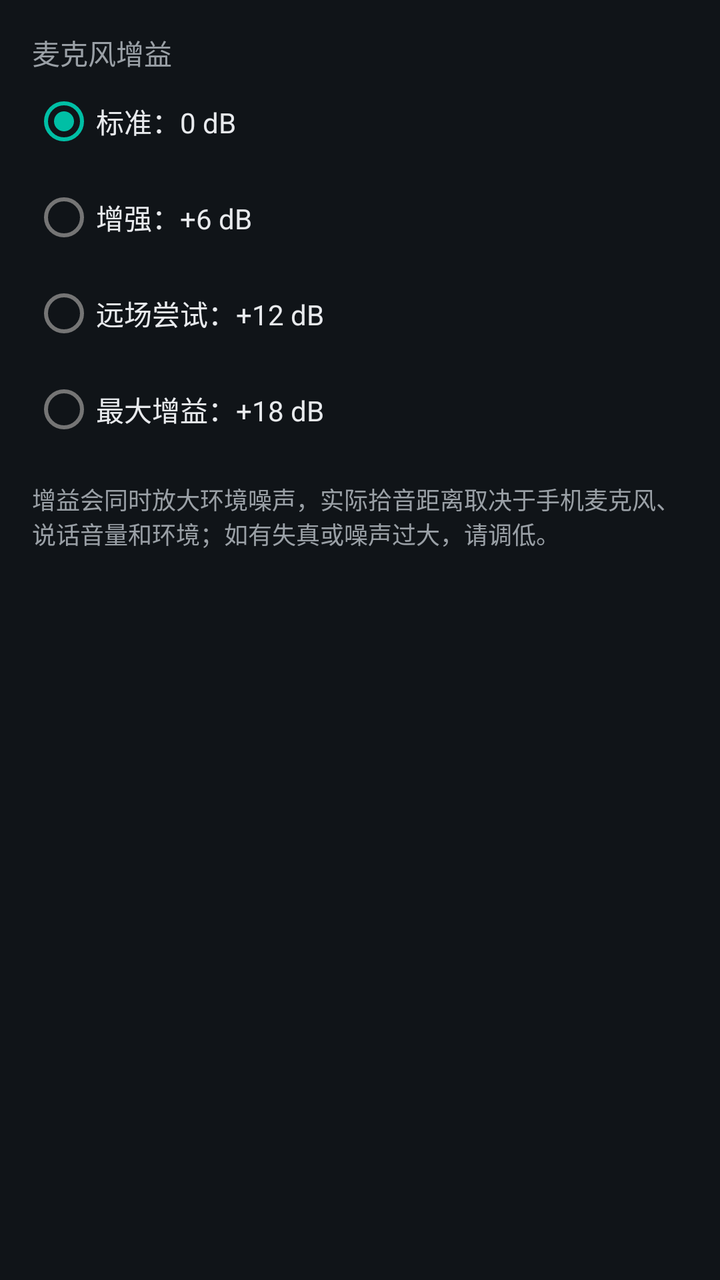
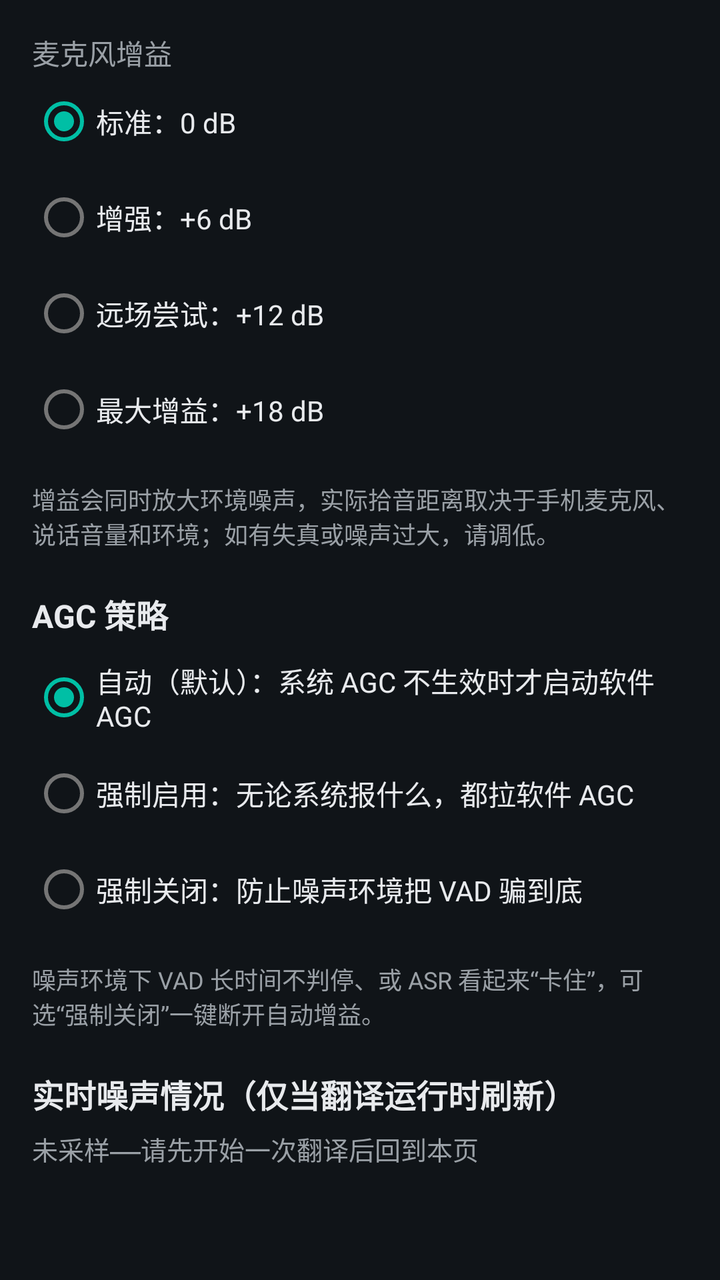

The first picture is an Android layout as it rendered before a commit; the second is the same layout after the commit. The layout source and the unified diff follow.
<!-- AndroidManifest.xml: application theme Theme.VTrans -->
<!-- res/layout/activity_settings.xml -->
<?xml version="1.0" encoding="utf-8"?>
<ScrollView xmlns:android="http://schemas.android.com/apk/res/android"
    android:layout_width="match_parent"
    android:layout_height="match_parent"
    android:background="@color/bg"
    android:padding="16dp">

    <LinearLayout
        android:layout_width="match_parent"
        android:layout_height="wrap_content"
        android:orientation="vertical">

        <TextView
            android:layout_width="match_parent"
            android:layout_height="wrap_content"
            android:text="@string/settings_mic_range"
            android:textColor="@color/text_secondary"
            android:textSize="14sp" />

        <RadioGroup
            android:id="@+id/rgMicGain"
            android:layout_width="match_parent"
            android:layout_height="wrap_content"
            android:orientation="vertical">

            <RadioButton
                android:id="@+id/rbMicNormal"
                android:layout_width="match_parent"
                android:layout_height="wrap_content"
                android:checked="true"
                android:text="@string/mic_normal"
                android:textColor="@color/text_primary" />

            <RadioButton
                android:id="@+id/rbMicBoost"
                android:layout_width="match_parent"
                android:layout_height="wrap_content"
                android:text="@string/mic_boost"
                android:textColor="@color/text_primary" />

            <RadioButton
                android:id="@+id/rbMicFar"
                android:layout_width="match_parent"
                android:layout_height="wrap_content"
                android:text="@string/mic_far"
                android:textColor="@color/text_primary" />

            <RadioButton
                android:id="@+id/rbMicVeryFar"
                android:layout_width="match_parent"
                android:layout_height="wrap_content"
                android:text="@string/mic_very_far"
                android:textColor="@color/text_primary" />
        </RadioGroup>

        <TextView
            android:layout_width="match_parent"
            android:layout_height="wrap_content"
            android:layout_marginTop="12dp"
            android:text="@string/mic_gain_hint"
            android:textColor="@color/text_secondary"
            android:textSize="12sp" />
    </LinearLayout>
</ScrollView>
<!-- resources referenced by this layout -->
<resources>
  <color name="bg">#FF101418</color>
  <color name="text_primary">#FFE8EAED</color>
  <color name="text_secondary">#FF9AA0A6</color>
  <string name="mic_boost">增强：+6 dB</string>
  <string name="mic_far">远场尝试：+12 dB</string>
  <string name="mic_gain_hint">增益会同时放大环境噪声，实际拾音距离取决于手机麦克风、说话音量和环境；如有失真或噪声过大，请调低。</string>
  <string name="mic_normal">标准：0 dB</string>
  <string name="mic_very_far">最大增益：+18 dB</string>
  <string name="settings_mic_range">麦克风增益</string>
  <style name="Theme.VTrans" parent="Theme.MaterialComponents.DayNight.DarkActionBar">
          <item name="colorPrimary">@color/primary</item>
          <item name="colorPrimaryDark">@color/primary_dark</item>
          <item name="colorAccent">@color/accent</item>
          <item name="android:windowBackground">@color/bg</item>
          <item name="android:textColorPrimary">@color/text_primary</item>
          <item name="android:textColorSecondary">@color/text_secondary</item>
      </style>
  <color name="primary">#FF1A73E8</color>
  <color name="primary_dark">#FF0B57D0</color>
  <color name="accent">#FF00BFA5</color>
</resources>

<!-- the commit's change to res/layout/activity_settings.xml (unified diff, before → after) -->
@@ -60,5 +60,71 @@
             android:text="@string/mic_gain_hint"
             android:textColor="@color/text_secondary"
             android:textSize="12sp" />
+
+        <TextView
+            android:layout_width="match_parent"
+            android:layout_height="wrap_content"
+            android:layout_marginTop="20dp"
+            android:text="@string/settings_agc_policy"
+            android:textColor="@color/text_primary"
+            android:textSize="16sp"
+            android:textStyle="bold" />
+
+        <RadioGroup
+            android:id="@+id/rgAgcPolicy"
+            android:layout_width="match_parent"
+            android:layout_height="wrap_content"
+            android:layout_marginTop="6dp"
+            android:orientation="vertical">
+
+            <RadioButton
+                android:id="@+id/rbAgcAuto"
+                android:layout_width="match_parent"
+                android:layout_height="wrap_content"
+                android:checked="true"
+                android:text="@string/agc_auto"
+                android:textColor="@color/text_primary" />
+
+            <RadioButton
+                android:id="@+id/rbAgcForceOn"
+                android:layout_width="match_parent"
+                android:layout_height="wrap_content"
+                android:text="@string/agc_force_on"
+                android:textColor="@color/text_primary" />
+
+            <RadioButton
+                android:id="@+id/rbAgcForceOff"
+                android:layout_width="match_parent"
+                android:layout_height="wrap_content"
+                android:text="@string/agc_force_off"
+                android:textColor="@color/text_primary" />
+        </RadioGroup>
+
+        <TextView
+            android:layout_width="match_parent"
+            android:layout_height="wrap_content"
+            android:layout_marginTop="12dp"
+            android:text="@string/agc_policy_hint"
+            android:textColor="@color/text_secondary"
+            android:textSize="12sp" />
+
+        <TextView
+            android:layout_width="match_parent"
+            android:layout_height="wrap_content"
+            android:layout_marginTop="20dp"
+            android:text="@string/settings_live_noise"
+            android:textColor="@color/text_primary"
+            android:textSize="16sp"
+            android:textStyle="bold" />
+
+        <TextView
+            android:id="@+id/tvLiveNoise"
+            android:layout_width="match_parent"
+            android:layout_height="wrap_content"
+            android:layout_marginTop="6dp"
+            android:text="@string/live_noise_idle"
+            android:textColor="@color/text_secondary"
+            android:textSize="13sp"
+            android:fontFamily="monospace" />
     </LinearLayout>
 </ScrollView>
<!-- resource entries referenced after the edit -->
@@ -3,11 +3,18 @@
   <color name="bg">#FF101418</color>
   <color name="text_primary">#FFE8EAED</color>
   <color name="text_secondary">#FF9AA0A6</color>
+  <string name="agc_auto">自动（默认）：系统 AGC 不生效时才启动软件 AGC</string>
+  <string name="agc_force_off">强制关闭：防止噪声环境把 VAD 骗到底</string>
+  <string name="agc_force_on">强制启用：无论系统报什么，都拉软件 AGC</string>
+  <string name="agc_policy_hint">噪声环境下 VAD 长时间不判停、或 ASR 看起来“卡住”，可选“强制关闭”一键断开自动增益。</string>
+  <string name="live_noise_idle">未采样——请先开始一次翻译后回到本页</string>
   <string name="mic_boost">增强：+6 dB</string>
   <string name="mic_far">远场尝试：+12 dB</string>
   <string name="mic_gain_hint">增益会同时放大环境噪声，实际拾音距离取决于手机麦克风、说话音量和环境；如有失真或噪声过大，请调低。</string>
   <string name="mic_normal">标准：0 dB</string>
   <string name="mic_very_far">最大增益：+18 dB</string>
+  <string name="settings_agc_policy">AGC 策略</string>
+  <string name="settings_live_noise">实时噪声情况（仅当翻译运行时刷新）</string>
   <string name="settings_mic_range">麦克风增益</string>
   <style name="Theme.VTrans" parent="Theme.MaterialComponents.DayNight.DarkActionBar">
           <item name="colorPrimary">@color/primary</item>
